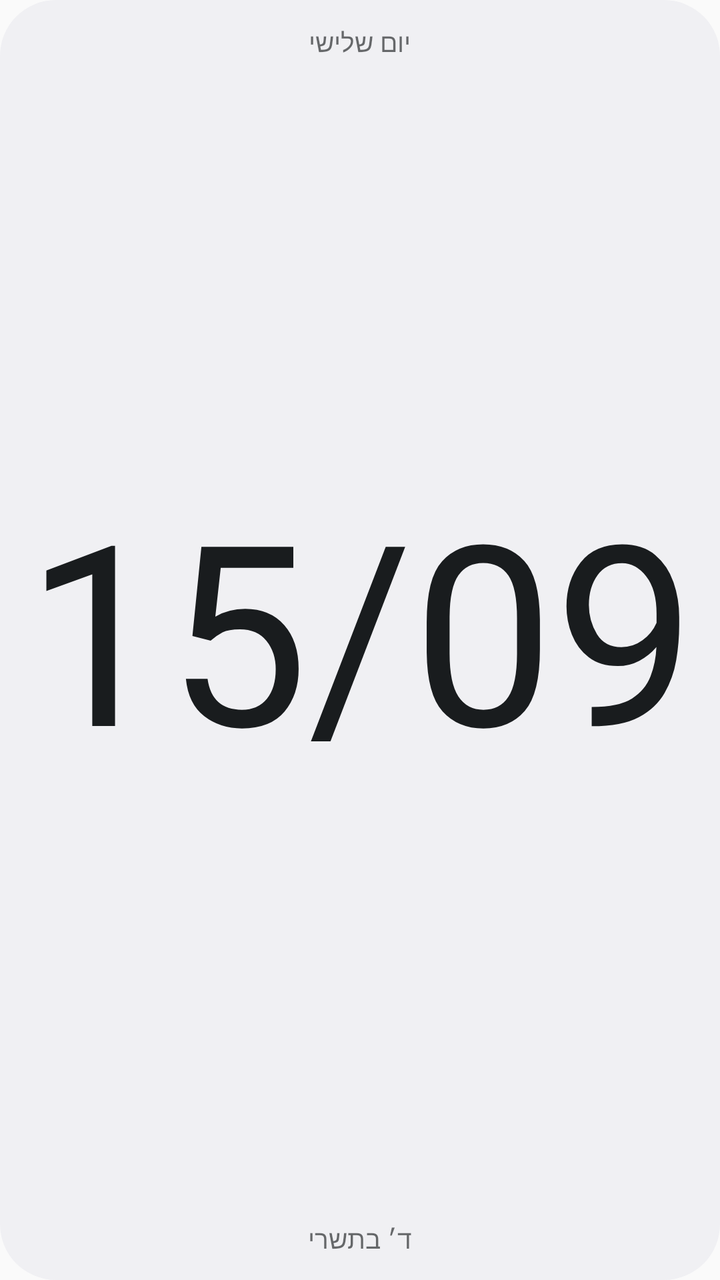
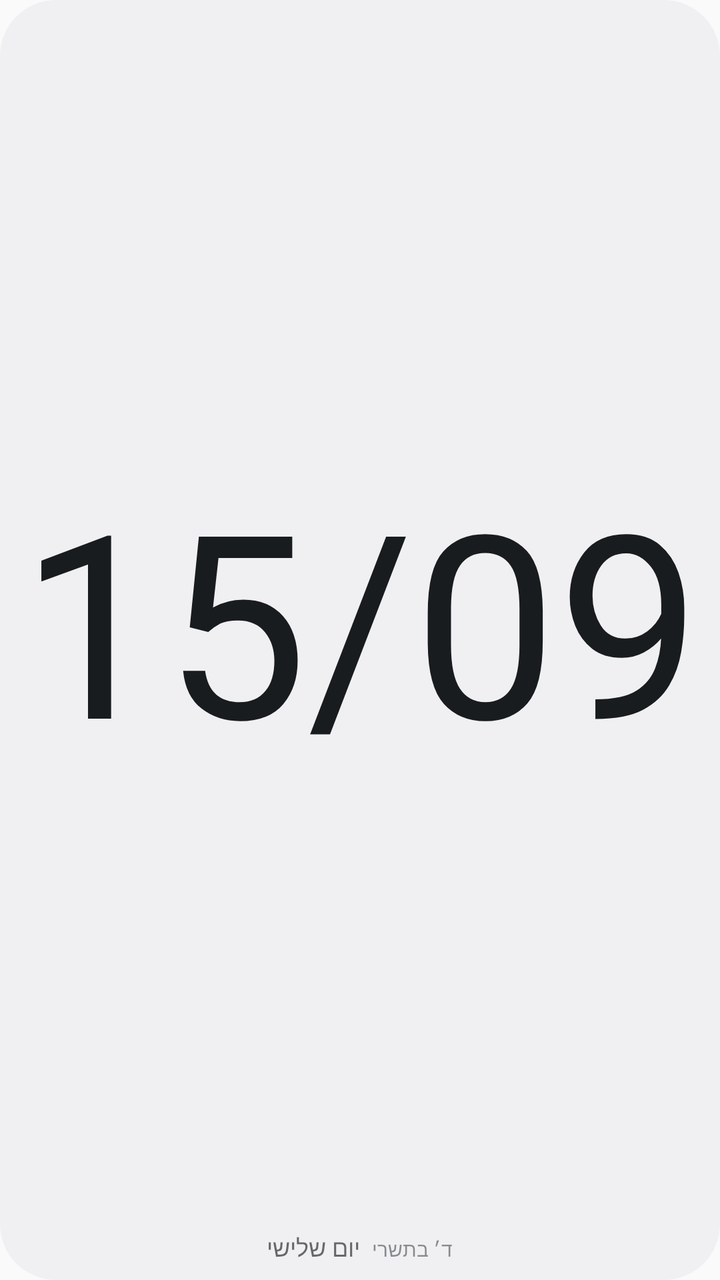

Before-and-after screenshots of an Android layout around one commit, followed by the original layout XML and the change that was made.
<!-- AndroidManifest.xml: application theme AppTheme -->
<!-- res/layout/widget_date_preview.xml -->
<?xml version="1.0" encoding="utf-8"?>
<LinearLayout xmlns:android="http://schemas.android.com/apk/res/android"
    android:layout_width="match_parent"
    android:layout_height="match_parent"
    android:background="@drawable/widget_date_bg"
    android:gravity="center"
    android:orientation="vertical"
    android:padding="12dp">

    <TextView
        android:layout_width="wrap_content"
        android:layout_height="wrap_content"
        android:text="@string/widget_preview_date_weekday"
        android:fontFamily="@font/heebo_medium"
        android:textColor="@color/widget_date_ink"
        android:alpha="0.65"
        android:textSize="13sp" />

    <TextView
        android:layout_width="match_parent"
        android:layout_height="0dp"
        android:layout_weight="1"
        android:gravity="center"
        android:layoutDirection="ltr"
        android:textDirection="ltr"
        android:text="@string/widget_preview_date"
        android:fontFamily="@font/six_caps"
        android:includeFontPadding="false"
        android:textColor="@color/widget_date_ink"
        android:textSize="90sp"
        android:maxLines="1"
        android:autoSizeTextType="uniform"
        android:autoSizeMinTextSize="30sp"
        android:autoSizeMaxTextSize="400sp"
        android:autoSizeStepGranularity="2sp" />

    <TextView
        android:layout_width="wrap_content"
        android:layout_height="wrap_content"
        android:text="@string/widget_preview_date_hebrew"
        android:fontFamily="@font/heebo_medium"
        android:textColor="@color/widget_date_ink"
        android:alpha="0.65"
        android:textSize="13sp" />
</LinearLayout>
<!-- resources referenced by this layout -->
<resources>
  <color name="widget_date_ink">#FF1B1915</color>
  <!-- drawable widget_date_bg (drawable) -->
  <?xml version="1.0" encoding="utf-8"?>
  <shape xmlns:android="http://schemas.android.com/apk/res/android" android:shape="rectangle">
      <solid android:color="@color/widget_date_bg" />
      <corners android:radius="30dp" />
  </shape>
  <string name="widget_preview_date">15/09</string>
  <string name="widget_preview_date_hebrew">ד׳ בתשרי</string>
  <string name="widget_preview_date_weekday">יום שלישי</string>
  <style name="AppTheme" parent="Theme.AppCompat.Light.DarkActionBar">
          
          <item name="colorPrimary">@color/colorPrimary</item>
          <item name="colorPrimaryDark">@color/colorPrimaryDark</item>
          <item name="colorAccent">@color/colorAccent</item>
      </style>
  <color name="widget_date_bg">#FFFFFDF9</color>
</resources>

<!-- the commit's change to res/layout/widget_date_preview.xml (unified diff, before → after) -->
@@ -5,16 +5,10 @@
     android:background="@drawable/widget_date_bg"
     android:gravity="center"
     android:orientation="vertical"
-    android:padding="12dp">
-
-    <TextView
-        android:layout_width="wrap_content"
-        android:layout_height="wrap_content"
-        android:text="@string/widget_preview_date_weekday"
-        android:fontFamily="@font/heebo_medium"
-        android:textColor="@color/widget_date_ink"
-        android:alpha="0.65"
-        android:textSize="13sp" />
+    android:paddingStart="8dp"
+    android:paddingEnd="8dp"
+    android:paddingTop="16dp"
+    android:paddingBottom="8dp">
 
     <TextView
         android:layout_width="match_parent"
@@ -34,12 +28,29 @@
         android:autoSizeMaxTextSize="400sp"
         android:autoSizeStepGranularity="2sp" />
 
-    <TextView
+    <LinearLayout
         android:layout_width="wrap_content"
         android:layout_height="wrap_content"
-        android:text="@string/widget_preview_date_hebrew"
-        android:fontFamily="@font/heebo_medium"
-        android:textColor="@color/widget_date_ink"
-        android:alpha="0.65"
-        android:textSize="13sp" />
+        android:gravity="bottom"
+        android:orientation="horizontal">
+
+        <TextView
+            android:layout_width="wrap_content"
+            android:layout_height="wrap_content"
+            android:text="@string/widget_preview_date_weekday"
+            android:fontFamily="@font/heebo_medium"
+            android:textColor="@color/widget_date_ink"
+            android:alpha="0.65"
+            android:textSize="12sp" />
+
+        <TextView
+            android:layout_width="wrap_content"
+            android:layout_height="wrap_content"
+            android:layout_marginStart="6dp"
+            android:text="@string/widget_preview_date_hebrew"
+            android:fontFamily="@font/heebo_medium"
+            android:textColor="@color/widget_date_ink"
+            android:alpha="0.49"
+            android:textSize="10sp" />
+    </LinearLayout>
 </LinearLayout>
